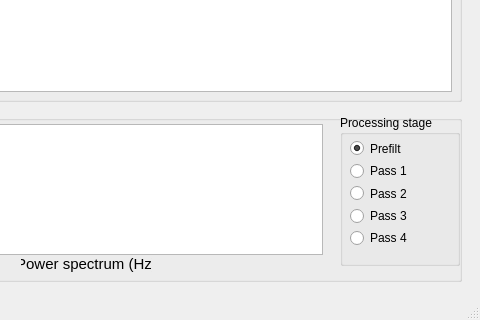
This is rapidtide/tidepoolTemplate.ui in bbfrederick/rapidtide as Qt 5 draws it before an edit; both pictures show x 649 to 1129 and y 589 to 909 of the 1129 by 909 pixel window. The edited form follows.
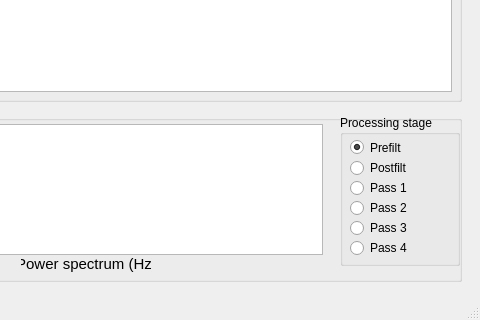
This is the edited form. Custom widgets are drawn as their Qt base class.

The edit to the form file:
```diff
--- a/rapidtide/tidepoolTemplate.ui
+++ b/rapidtide/tidepoolTemplate.ui
@@ -1483,7 +1483,7 @@
         <x>10</x>
         <y>25</y>
         <width>101</width>
-        <height>106</height>
+        <height>115</height>
        </rect>
       </property>
       <layout class="QVBoxLayout" name="verticalLayout">
@@ -1497,6 +1497,16 @@
          </property>
         </widget>
        </item>
+       <item>
+        <widget class="QRadioButton" name="postfilt_radioButton">
+         <property name="text">
+          <string>Postfilt</string>
+         </property>
+         <property name="checked">
+          <bool>false</bool>
+         </property>
+        </widget>
+       </item>
        <item>
         <widget class="QRadioButton" name="pass1_radioButton">
          <property name="text">
```
Left out of the diff: 2 changed lines with no effect on the pictures.
